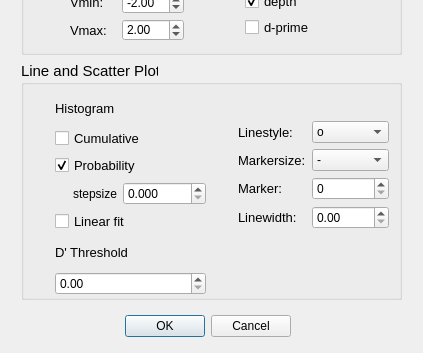
GongZhengxin/FOBSC, file plotparams.ui: the form before one commit; both pictures show x 0 to 423 and y 210 to 563 of the 423 by 563 pixel window.
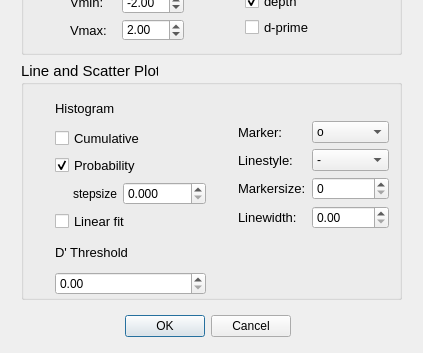
The form after the commit.

```diff
--- a/plotparams.ui
+++ b/plotparams.ui
@@ -312,18 +312,6 @@
         </rect>
        </property>
        <layout class="QFormLayout" name="formLayout_3">
-        <item row="1" column="0">
-         <widget class="QLabel" name="label_7">
-          <property name="font">
-           <font>
-            <pointsize>10</pointsize>
-           </font>
-          </property>
-          <property name="text">
-           <string>Linestyle:</string>
-          </property>
-         </widget>
-        </item>
         <item row="1" column="1">
          <widget class="QComboBox" name="marker_combo">
           <property name="font">
@@ -373,18 +361,6 @@
           </item>
          </widget>
         </item>
-        <item row="2" column="0">
-         <widget class="QLabel" name="label_9">
-          <property name="font">
-           <font>
-            <pointsize>10</pointsize>
-           </font>
-          </property>
-          <property name="text">
-           <string>Markersize:</string>
-          </property>
-         </widget>
-        </item>
         <item row="2" column="1">
          <widget class="QComboBox" name="linestyle_combo">
           <property name="font">
@@ -414,18 +390,6 @@
           </item>
          </widget>
         </item>
-        <item row="3" column="0">
-         <widget class="QLabel" name="label_10">
-          <property name="font">
-           <font>
-            <pointsize>10</pointsize>
-           </font>
-          </property>
-          <property name="text">
-           <string>Marker:</string>
-          </property>
-         </widget>
-        </item>
         <item row="3" column="1">
          <widget class="QSpinBox" name="spinBox_markersize">
           <property name="font">
@@ -456,6 +420,42 @@
           </property>
          </widget>
         </item>
+        <item row="1" column="0">
+         <widget class="QLabel" name="label_10">
+          <property name="font">
+           <font>
+            <pointsize>10</pointsize>
+           </font>
+          </property>
+          <property name="text">
+           <string>Marker:</string>
+          </property>
+         </widget>
+        </item>
+        <item row="2" column="0">
+         <widget class="QLabel" name="label_7">
+          <property name="font">
+           <font>
+            <pointsize>10</pointsize>
+           </font>
+          </property>
+          <property name="text">
+           <string>Linestyle:</string>
+          </property>
+         </widget>
+        </item>
+        <item row="3" column="0">
+         <widget class="QLabel" name="label_9">
+          <property name="font">
+           <font>
+            <pointsize>10</pointsize>
+           </font>
+          </property>
+          <property name="text">
+           <string>Markersize:</string>
+          </property>
+         </widget>
+        </item>
        </layout>
       </widget>
       <widget class="QWidget" name="verticalLayoutWidget_2">
```
